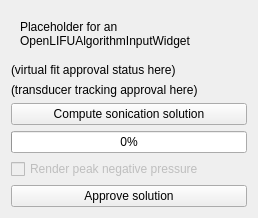
arhowe00/SlicerOpenLIFU, file OpenLIFUSonicationPlanner/Resources/UI/OpenLIFUSonicationPlanner.ui: the form before one commit.
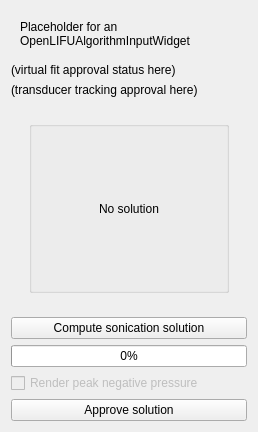
The form after the commit. Custom widgets are drawn as their Qt base class.

Commit message: Add solution analysis display (#97)

Diff of the .ui file:
```diff
--- a/OpenLIFUSonicationPlanner/Resources/UI/OpenLIFUSonicationPlanner.ui
+++ b/OpenLIFUSonicationPlanner/Resources/UI/OpenLIFUSonicationPlanner.ui
@@ -7,7 +7,7 @@
     <x>0</x>
     <y>0</y>
     <width>258</width>
-    <height>213</height>
+    <height>432</height>
    </rect>
   </property>
   <layout class="QVBoxLayout" name="verticalLayout_2">
@@ -39,6 +39,55 @@
      </property>
     </widget>
    </item>
+   <item>
+    <widget class="ctkCollapsibleButton" name="analysisCollapsible" native="true">
+     <property name="text" stdset="0">
+      <string>Solution analysis</string>
+     </property>
+     <property name="collapsed" stdset="0">
+      <bool>false</bool>
+     </property>
+     <layout class="QVBoxLayout" name="verticalLayout_3">
+      <item>
+       <widget class="QStackedWidget" name="analysisStackedWidget">
+        <widget class="QWidget" name="noSolutionPage">
+         <layout class="QVBoxLayout" name="verticalLayout_4">
+          <item>
+           <widget class="QGroupBox" name="noSolutionGroupBox">
+            <property name="title">
+             <string/>
+            </property>
+            <layout class="QVBoxLayout" name="verticalLayout_5">
+             <item>
+              <widget class="QLabel" name="noSolutionLabel">
+               <property name="text">
+                <string>No solution</string>
+               </property>
+               <property name="alignment">
+                <set>Qt::AlignCenter</set>
+               </property>
+              </widget>
+             </item>
+            </layout>
+           </widget>
+          </item>
+         </layout>
+        </widget>
+        <widget class="QWidget" name="analysisPage">
+         <layout class="QVBoxLayout" name="verticalLayout_6">
+          <item>
+           <widget class="QTableView" name="focusAnalysisTableView"/>
+          </item>
+          <item>
+           <widget class="QTableView" name="globalAnalysisTableView"/>
+          </item>
+         </layout>
+        </widget>
+       </widget>
+      </item>
+     </layout>
+    </widget>
+   </item>
    <item>
     <spacer name="verticalSpacer_2">
      <property name="orientation">
@@ -101,6 +150,12 @@
    <header>qMRMLWidget.h</header>
    <container>1</container>
   </customwidget>
+  <customwidget>
+   <class>ctkCollapsibleButton</class>
+   <extends>QWidget</extends>
+   <header>ctkCollapsibleButton.h</header>
+   <container>1</container>
+  </customwidget>
  </customwidgets>
  <resources/>
  <connections/>
```
The commit also changes 4 other files.
